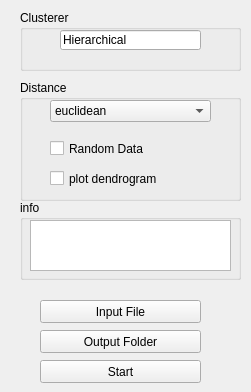
This is HEIRARCHIAL CLUSTERING/hcui.ui in mlskit/astromlskit as Qt 5 draws it before an edit. The edited form follows.
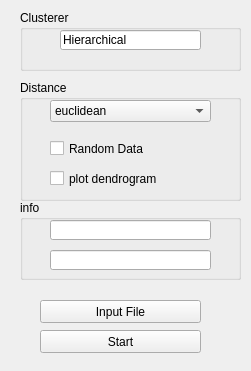
This is the edited form.

```diff
--- a/HEIRARCHIAL CLUSTERING/hcui.ui
+++ b/HEIRARCHIAL CLUSTERING/hcui.ui
@@ -7,7 +7,7 @@
     <x>0</x>
     <y>0</y>
     <width>251</width>
-    <height>392</height>
+    <height>371</height>
    </rect>
   </property>
   <property name="windowTitle">
@@ -107,26 +107,13 @@
    <property name="geometry">
     <rect>
      <x>40</x>
-     <y>360</y>
-     <width>161</width>
-     <height>23</height>
-    </rect>
-   </property>
-   <property name="text">
-    <string>Start</string>
-   </property>
-  </widget>
-  <widget class="QPushButton" name="pushButton_2">
-   <property name="geometry">
-    <rect>
-     <x>40</x>
      <y>330</y>
      <width>161</width>
      <height>23</height>
     </rect>
    </property>
    <property name="text">
-    <string>Output Folder</string>
+    <string>Start</string>
    </property>
   </widget>
   <widget class="QPushButton" name="pushButton">
@@ -154,13 +141,23 @@
    <property name="title">
     <string>info</string>
    </property>
-   <widget class="QTextEdit" name="textEdit">
+   <widget class="QLineEdit" name="lineEdit_2">
     <property name="geometry">
      <rect>
-      <x>10</x>
+      <x>30</x>
       <y>20</y>
-      <width>201</width>
-      <height>51</height>
+      <width>161</width>
+      <height>20</height>
+     </rect>
+    </property>
+   </widget>
+   <widget class="QLineEdit" name="lineEdit_3">
+    <property name="geometry">
+     <rect>
+      <x>30</x>
+      <y>50</y>
+      <width>161</width>
+      <height>20</height>
      </rect>
     </property>
    </widget>
```
